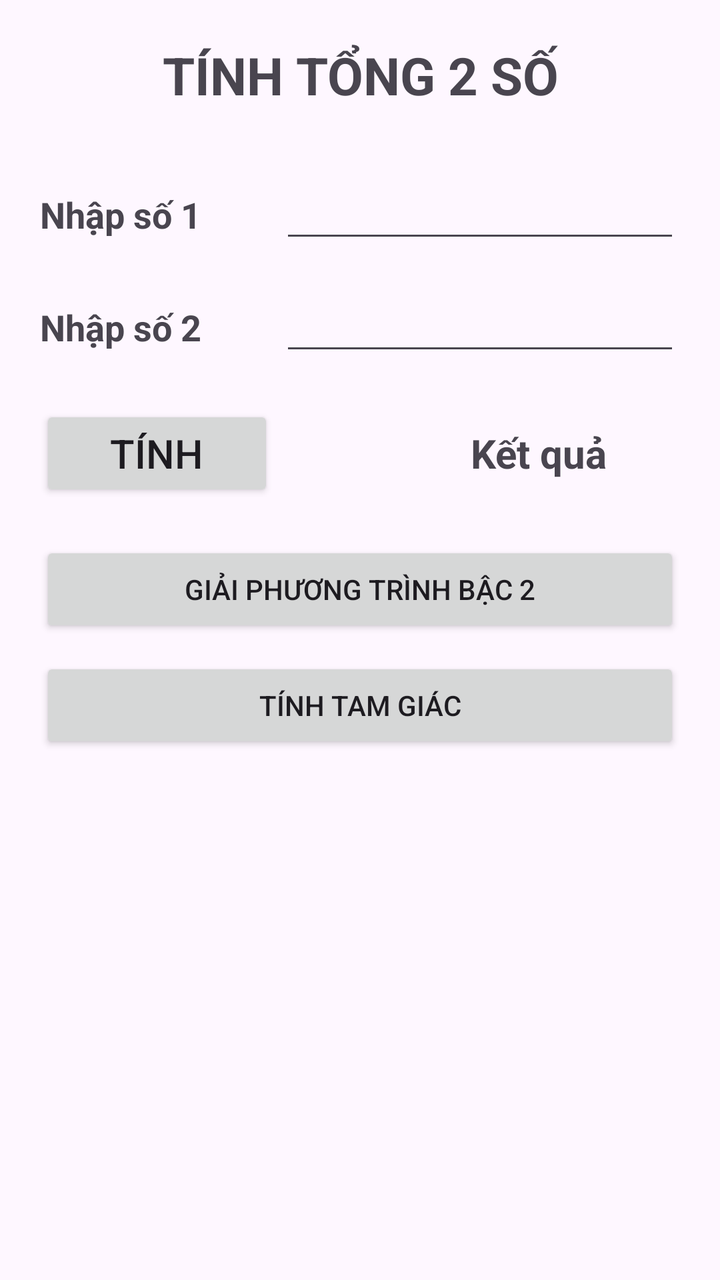
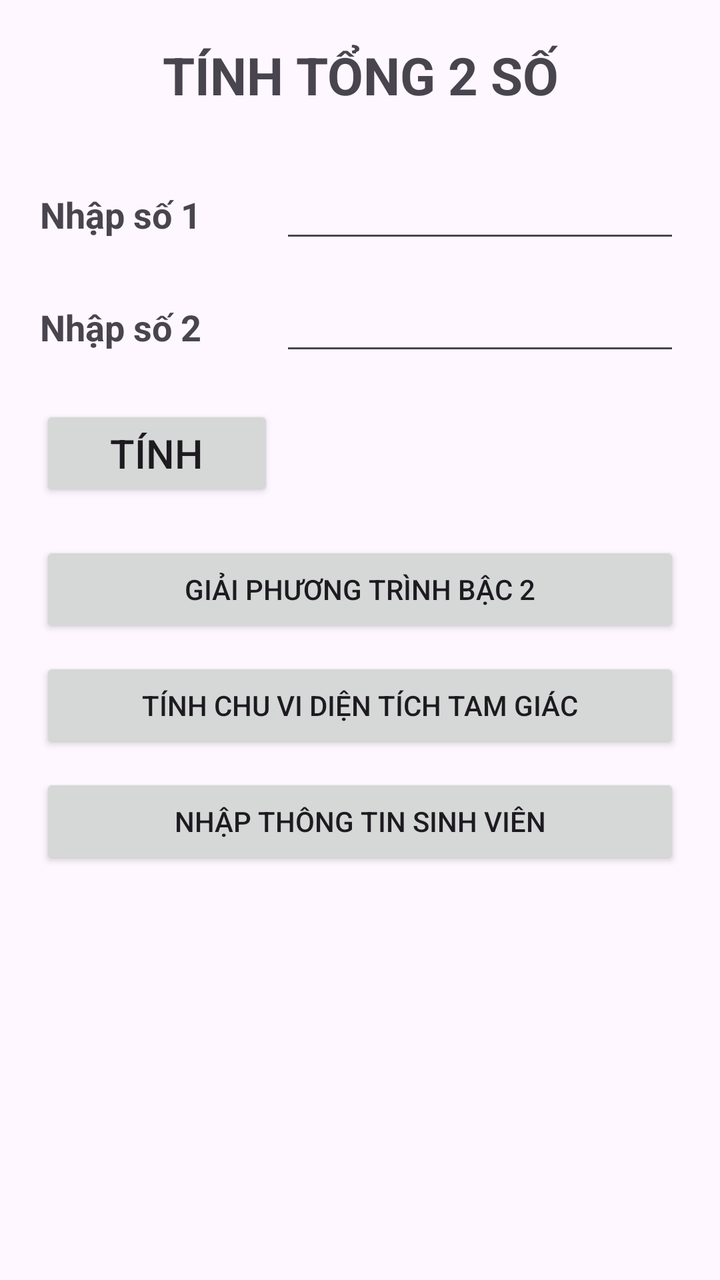

Screens rendered from an Android XML layout before and after an edit, with the pre-edit source and the edit as a unified diff.
<!-- AndroidManifest.xml: application theme Theme.Myapp1 -->
<!-- res/layout/activity_main.xml -->
<?xml version="1.0" encoding="utf-8"?>
<androidx.constraintlayout.widget.ConstraintLayout xmlns:android="http://schemas.android.com/apk/res/android"
    xmlns:app="http://schemas.android.com/apk/res-auto"
    android:layout_width="match_parent"
    android:layout_height="match_parent"
    android:padding="20dp">

    <LinearLayout
        android:layout_width="0dp"
        android:layout_height="wrap_content"
        android:orientation="vertical"
        app:layout_constraintTop_toTopOf="parent"
        app:layout_constraintStart_toStartOf="parent"
        app:layout_constraintEnd_toEndOf="parent">

        
        <TextView
            android:layout_width="match_parent"
            android:layout_height="wrap_content"
            android:text="TÍNH TỔNG 2 SỐ"
            android:textSize="26sp"
            android:textStyle="bold"
            android:gravity="center"
            android:layout_marginBottom="30dp"/>

        
        <LinearLayout
            android:layout_width="match_parent"
            android:layout_height="wrap_content"
            android:orientation="horizontal"
            android:layout_marginBottom="15dp">

            <TextView
                android:layout_width="120dp"
                android:layout_height="wrap_content"
                android:text="Nhập số 1"
                android:textStyle="bold"
                android:textSize="18sp"/>

            <EditText
                android:id="@+id/so1"
                android:layout_width="match_parent"
                android:layout_height="wrap_content"
                android:inputType="number"/>
        </LinearLayout>

        
        <LinearLayout
            android:layout_width="match_parent"
            android:layout_height="wrap_content"
            android:orientation="horizontal"
            android:layout_marginBottom="20dp">

            <TextView
                android:layout_width="120dp"
                android:layout_height="wrap_content"
                android:text="Nhập số 2"
                android:textStyle="bold"
                android:textSize="18sp"/>

            <EditText
                android:id="@+id/so2"
                android:layout_width="match_parent"
                android:layout_height="wrap_content"
                android:inputType="number"/>
        </LinearLayout>

        
        <LinearLayout
            android:layout_width="match_parent"
            android:layout_height="wrap_content"
            android:orientation="horizontal">

            <Button
                android:id="@+id/btnTinh"
                android:layout_width="117dp"
                android:layout_height="wrap_content"
                android:text="Tính"
                android:textSize="20sp" />

            <TextView
                android:id="@+id/kq"
                android:layout_width="205dp"
                android:layout_height="wrap_content"
                android:layout_marginStart="30dp"
                android:gravity="center"
                android:text="Kết quả"
                android:textSize="20sp"
                android:textStyle="bold" />
        </LinearLayout>
        <Button
            android:id="@+id/btnPT"
            android:layout_width="match_parent"
            android:layout_height="wrap_content"
            android:text="Giải phương trình bậc 2"
            android:layout_marginTop="20dp"/>

        <Button
            android:id="@+id/btnTamGiac"
            android:layout_width="match_parent"
            android:layout_height="wrap_content"
            android:text="Tính tam giác"
            android:layout_marginTop="10dp"/>

    </LinearLayout>

</androidx.constraintlayout.widget.ConstraintLayout>
<!-- resources referenced by this layout -->
<resources>
  <style name="Theme.Myapp1" parent="Base.Theme.Myapp1" />
  <style name="Base.Theme.Myapp1" parent="Theme.Material3.DayNight.NoActionBar">
          
          
      </style>
</resources>

<!-- the commit's change to res/layout/activity_main.xml (unified diff, before → after) -->
@@ -84,7 +84,7 @@
                 android:layout_height="wrap_content"
                 android:layout_marginStart="30dp"
                 android:gravity="center"
-                android:text="Kết quả"
+                android:text=""
                 android:textSize="20sp"
                 android:textStyle="bold" />
         </LinearLayout>
@@ -99,7 +99,13 @@
             android:id="@+id/btnTamGiac"
             android:layout_width="match_parent"
             android:layout_height="wrap_content"
-            android:text="Tính tam giác"
+            android:text="Tính chu vi diện tích tam giác"
+            android:layout_marginTop="10dp"/>
+        <Button
+            android:id="@+id/btnSinhVien"
+            android:layout_width="match_parent"
+            android:layout_height="wrap_content"
+            android:text="Nhập thông tin sinh viên"
             android:layout_marginTop="10dp"/>
 
     </LinearLayout>
